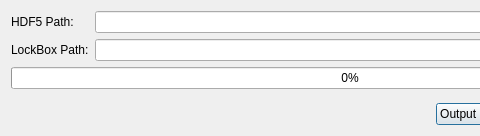
First picture: the form in UI/from_hdf5.ui, repository slgao/ProcessVDO, before the edit; both pictures show x 0 to 480 and y 0 to 136 of the 700 by 136 pixel window.
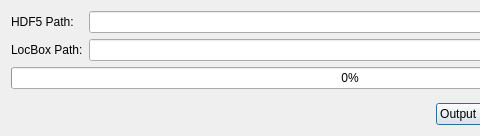
Second picture: the form after the edit.

What changed in the file:
```diff
--- a/UI/from_hdf5.ui
+++ b/UI/from_hdf5.ui
@@ -91,7 +91,7 @@
      <item row="1" column="0">
       <widget class="QLabel" name="label_3">
        <property name="text">
-        <string>LockBox Path:</string>
+        <string>LocBox Path:</string>
        </property>
       </widget>
      </item>
```
